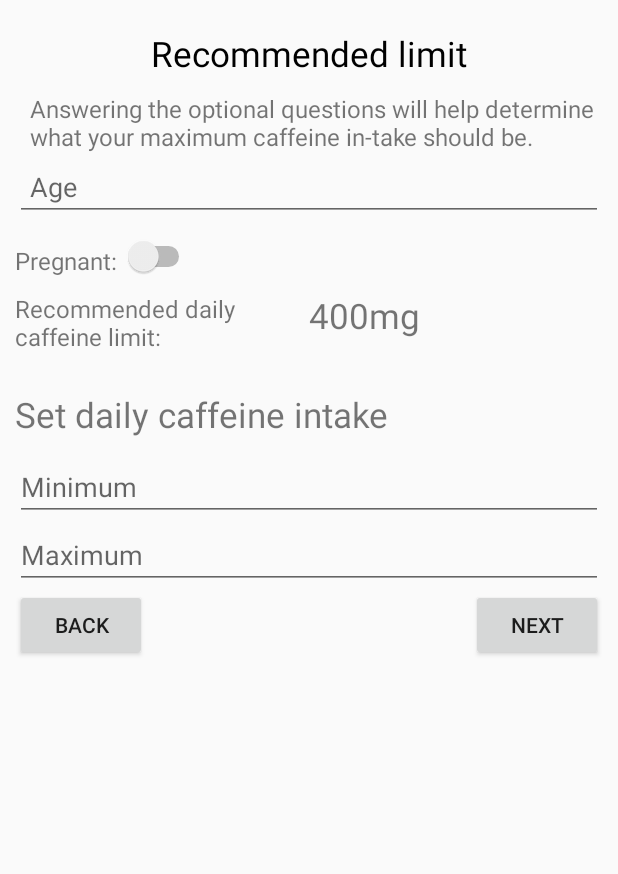
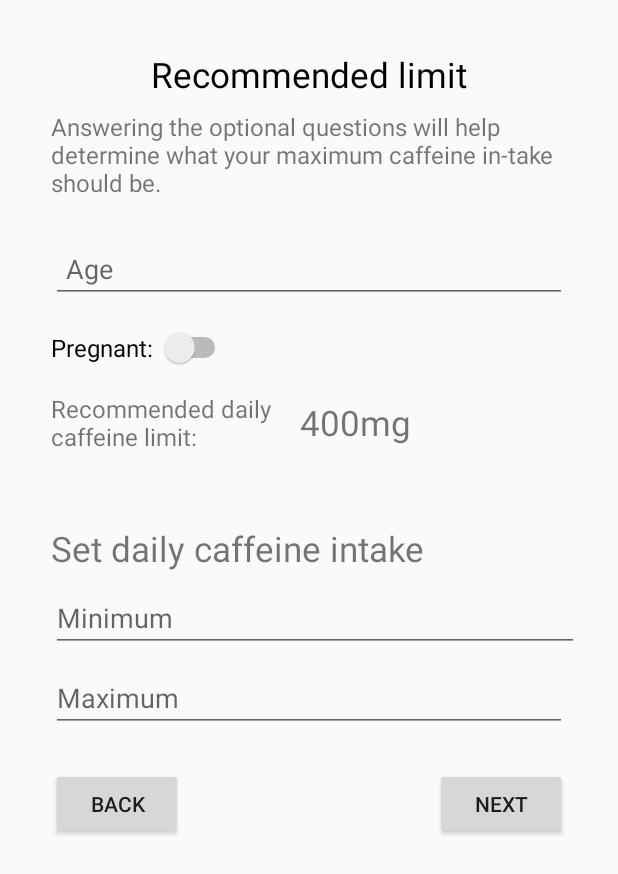
Before and after one commit to fireal3467/CoffeeTime, an Android app: the Onboard2 screen opened directly, with no data from a screen before it, on a phone screen of 412 x 824 dp. Shown: the top 874 px of the screen. Run offline under Robolectric (Android 15) with nearby library versions, the phone set to English and light mode, and no system bars; our stand-ins replace ButterKnife; libraries missing offline, so code that uses them is left out: com.rengwuxian.materialedittext; plain views replace MaterialEditText; 1 statement that could not run was skipped.

Commit message:
scrolling working now

```diff
--- a/app/src/main/res/layout/activity_on_board2.xml
+++ b/app/src/main/res/layout/activity_on_board2.xml
@@ -1,7 +1,14 @@
 <?xml version="1.0" encoding="utf-8"?>
 
-<LinearLayout xmlns:android="http://schemas.android.com/apk/res/android"
+<ScrollView xmlns:android="http://schemas.android.com/apk/res/android"
     xmlns:app="http://schemas.android.com/apk/res-auto"
+    xmlns:tools="http://schemas.android.com/tools"
+    android:layout_width="match_parent"
+    android:layout_height="wrap_content"
+    android:fillViewport="true"
+    android:orientation="vertical">
+
+    <LinearLayout
         android:layout_width="match_parent"
         android:layout_height="match_parent"
         android:descendantFocusability="beforeDescendants"
@@ -9,14 +16,7 @@
         android:orientation="vertical"
         android:padding="10dp">
 
-    <ScrollView xmlns:android="http://schemas.android.com/apk/res/android"
-        android:layout_width="match_parent"
-        android:layout_height="wrap_content"
-        android:orientation="vertical"
-        android:fillViewport="true"
-        >
-
-        <RelativeLayout
+        <android.support.constraint.ConstraintLayout
             android:id="@+id/rlLayout"
             android:layout_width="match_parent"
             android:layout_height="match_parent"
@@ -26,133 +26,182 @@
                 android:id="@+id/tvDailyLimits"
                 android:layout_width="wrap_content"
                 android:layout_height="wrap_content"
-            android:layout_marginTop="10dp"
+                android:layout_centerHorizontal="true"
+                android:layout_marginTop="24dp"
                 android:text="Recommended limit"
-            android:layout_centerHorizontal="true"
+                android:textColor="#000000"
                 android:textSize="23sp"
-            android:textColor="#000000"/>
+                app:layout_constraintEnd_toEndOf="parent"
+                app:layout_constraintHorizontal_bias="0.5"
+                app:layout_constraintStart_toStartOf="parent"
+                app:layout_constraintTop_toTopOf="parent" />
 
             <TextView
                 android:id="@+id/tvRecommendedLimitDescription"
+                android:layout_width="0dp"
+                android:layout_height="wrap_content"
                 android:layout_below="@+id/tvDailyLimits"
-                android:layout_width="wrap_content"
-                android:layout_height="wrap_content"
+                android:layout_marginEnd="24dp"
+                android:layout_marginLeft="24dp"
+                android:layout_marginRight="24dp"
+                android:layout_marginStart="24dp"
+                android:layout_marginTop="8dp"
+                android:text="Answering the optional questions will help determine what your maximum caffeine in-take should be."
                 android:textSize="16sp"
-                android:layout_marginTop="10dp"
-                android:layout_marginLeft="10dp"
-                android:text="Answering the optional questions will help determine what your maximum caffeine in-take should be."/>
+                app:layout_constraintEnd_toEndOf="parent"
+                app:layout_constraintStart_toStartOf="parent"
+                app:layout_constraintTop_toBottomOf="@+id/tvDailyLimits" />
 
 
             <com.rengwuxian.materialedittext.MaterialEditText
                 android:id="@+id/tilAge"
+                android:layout_width="0dp"
+                android:layout_height="wrap_content"
                 android:layout_below="@id/tvRecommendedLimitDescription"
-                android:layout_width="match_parent"
-                android:layout_height="wrap_content"
+                android:layout_marginEnd="24dp"
+                android:layout_marginLeft="24dp"
+                android:layout_marginRight="24dp"
+                android:layout_marginStart="24dp"
+                android:layout_marginTop="24dp"
+                android:hint="Age"
+                android:inputType="number"
                 android:paddingLeft="10dp"
+                app:layout_constraintEnd_toEndOf="parent"
+                app:layout_constraintStart_toStartOf="parent"
+                app:layout_constraintTop_toBottomOf="@+id/tvRecommendedLimitDescription"
                 app:met_floatingLabel="highlight"
                 app:met_floatingLabelText="Age"
-                android:hint="Age"
-                android:inputType="number"
-                app:met_helperText="Optional">
-            </com.rengwuxian.materialedittext.MaterialEditText>
-
-            <TextView
-                android:id="@+id/tvPregnant"
-                android:layout_below="@+id/tilAge"
-                android:layout_width="wrap_content"
-                android:layout_height="wrap_content"
-                android:textSize="16sp"
-                android:layout_marginTop="15dp"
-                android:text="Pregnant: "/>
+                app:met_helperText="Optional"></com.rengwuxian.materialedittext.MaterialEditText>
 
             <Switch
                 android:id="@+id/switchPregnant"
-                android:layout_toRightOf="@+id/tvPregnant"
-                android:layout_below="@id/tilAge"
                 android:layout_width="wrap_content"
                 android:layout_height="wrap_content"
-                android:layout_marginTop="10dp"/>
-
-            <LinearLayout
-                android:id="@+id/llRecommendedDailyLimit"
-                android:layout_below="@id/switchPregnant"
-                android:layout_width="match_parent"
-                android:layout_height="wrap_content"
-                android:paddingTop="10dp"
-                android:paddingBottom="15dp"
-                android:weightSum="2">
+                android:layout_marginLeft="24dp"
+                android:layout_marginStart="24dp"
+                android:layout_marginTop="16dp"
+                android:text="Pregnant: "
+                android:textSize="16sp"
+                app:layout_constraintStart_toStartOf="parent"
+                app:layout_constraintTop_toBottomOf="@+id/tilAge" />
 
             <TextView
                 android:id="@+id/tvRecommendedDailyLimitPrompt"
-                    android:layout_below="@id/switchPregnant"
                 android:layout_width="0dp"
                 android:layout_height="wrap_content"
+                android:layout_below="@id/switchPregnant"
+                android:layout_gravity="fill"
+                android:layout_marginEnd="8dp"
+                android:layout_marginLeft="24dp"
+                android:layout_marginRight="8dp"
+                android:layout_marginStart="24dp"
+                android:layout_marginTop="16dp"
+                android:layout_weight="1"
+                android:text="Recommended daily caffeine limit:"
                 android:textSize="16sp"
-                    android:layout_marginTop="10dp"
-                    android:layout_weight="1"
-                    android:layout_gravity="fill"
-                    android:text="Recommended daily caffeine limit:" />
+                app:layout_constraintEnd_toStartOf="@+id/guideline"
+                app:layout_constraintStart_toStartOf="parent"
+                app:layout_constraintTop_toBottomOf="@+id/switchPregnant" />
+
+            <android.support.constraint.Guideline
+                android:id="@+id/guideline"
+                android:layout_width="wrap_content"
+                android:layout_height="wrap_content"
+                android:orientation="vertical"
+                app:layout_constraintGuide_begin="182dp" />
 
             <TextView
                 android:id="@+id/tvRecommendedDailyLimitAnswer"
-                    android:textSize="23sp"
                 android:layout_width="0dp"
                 android:layout_height="wrap_content"
+                android:layout_marginBottom="8dp"
+                android:layout_marginLeft="8dp"
+                android:layout_marginStart="8dp"
+                android:layout_marginTop="8dp"
+                android:layout_weight="1"
                 android:text="400mg"
-                    android:layout_weight="1"/>
-            </LinearLayout>
+                android:textSize="23sp"
+                app:layout_constraintBottom_toBottomOf="@+id/tvRecommendedDailyLimitPrompt"
+                app:layout_constraintStart_toStartOf="@+id/guideline"
+                app:layout_constraintTop_toTopOf="@+id/tvRecommendedDailyLimitPrompt" />
 
             <TextView
                 android:id="@+id/tvSetDailyCaffeineIntakeTitle"
-            android:layout_below="@+id/llRecommendedDailyLimit"
                 android:layout_width="wrap_content"
                 android:layout_height="wrap_content"
+                android:layout_marginLeft="24dp"
+                android:layout_marginStart="24dp"
+                android:layout_marginTop="48dp"
+                android:text="Set daily caffeine intake"
                 android:textSize="23sp"
-            android:text="Set daily caffeine intake"
-           />
+                app:layout_constraintStart_toStartOf="parent"
+                app:layout_constraintTop_toBottomOf="@+id/tvRecommendedDailyLimitPrompt" />
 
             <com.rengwuxian.materialedittext.MaterialEditText
                 android:id="@+id/tilMinimum"
-                android:layout_below="@id/tvSetDailyCaffeineIntakeTitle"
                 android:layout_width="match_parent"
                 android:layout_height="wrap_content"
+                android:layout_below="@id/tvSetDailyCaffeineIntakeTitle"
+                android:layout_marginEnd="16dp"
+                android:layout_marginLeft="24dp"
+                android:layout_marginRight="16dp"
+                android:layout_marginStart="24dp"
+                android:layout_marginTop="8dp"
+                android:hint="Minimum"
+                android:inputType="numberDecimal"
+                app:layout_constraintEnd_toEndOf="parent"
+                app:layout_constraintStart_toStartOf="parent"
+                app:layout_constraintTop_toBottomOf="@+id/tvSetDailyCaffeineIntakeTitle"
                 app:met_floatingLabel="highlight"
-                app:met_floatingLabelText="Minimum"
-                android:inputType="numberDecimal"
-                android:layout_marginTop="10dp"
-                android:hint="Minimum">
-            </com.rengwuxian.materialedittext.MaterialEditText>
+                app:met_floatingLabelText="Minimum"></com.rengwuxian.materialedittext.MaterialEditText>
 
             <com.rengwuxian.materialedittext.MaterialEditText
                 android:id="@+id/tilMaximum"
-                android:layout_below="@id/tilMinimum"
                 android:layout_width="match_parent"
                 android:layout_height="wrap_content"
+                android:layout_below="@id/tilMinimum"
+                android:layout_marginEnd="24dp"
+                android:layout_marginLeft="24dp"
+                android:layout_marginRight="24dp"
+                android:layout_marginStart="24dp"
+                android:layout_marginTop="8dp"
+                android:hint="Maximum"
+                android:inputType="numberDecimal"
+                app:layout_constraintEnd_toEndOf="parent"
+                app:layout_constraintStart_toStartOf="parent"
+                app:layout_constraintTop_toBottomOf="@+id/tilMinimum"
                 app:met_floatingLabel="highlight"
-                android:inputType="numberDecimal"
-                app:met_floatingLabelText="Maximum"
-                android:hint="Maximum">
-            </com.rengwuxian.materialedittext.MaterialEditText>
+                app:met_floatingLabelText="Maximum"></com.rengwuxian.materialedittext.MaterialEditText>
 
             <Button
                 android:id="@+id/btnOnboard2Back"
-                android:layout_below="@id/tilMaximum"
                 android:layout_width="wrap_content"
                 android:layout_height="wrap_content"
                 android:layout_alignParentBottom="true"
+                android:layout_alignParentLeft="true"
                 android:layout_alignParentStart="true"
-                android:layout_alignParentLeft="true"
-                android:text="BACK" />
+                android:layout_below="@id/tilMaximum"
+                android:layout_marginLeft="24dp"
+                android:layout_marginStart="24dp"
+                android:layout_marginTop="24dp"
+                android:text="BACK"
+                app:layout_constraintStart_toStartOf="parent"
+                app:layout_constraintTop_toBottomOf="@+id/tilMaximum" />
 
             <Button
                 android:id="@+id/btnOnboard2Next"
-                android:layout_below="@id/tilMinimum"
-                android:layout_alignParentBottom="true"
-                android:layout_alignParentRight="true"
-                android:layout_alignParentEnd="true"
                 android:layout_width="wrap_content"
                 android:layout_height="wrap_content"
-                android:text="NEXT"/>
-        </RelativeLayout>
+                android:layout_alignParentBottom="true"
+                android:layout_alignParentEnd="true"
+                android:layout_alignParentRight="true"
+                android:layout_below="@id/tilMinimum"
+                android:layout_marginEnd="24dp"
+                android:layout_marginRight="24dp"
+                android:layout_marginTop="24dp"
+                android:text="NEXT"
+                app:layout_constraintEnd_toEndOf="parent"
+                app:layout_constraintTop_toBottomOf="@+id/tilMaximum" />
+        </android.support.constraint.ConstraintLayout>
+    </LinearLayout>
 </ScrollView>
-</LinearLayout>
```
Also changed, not shown: app/src/main/res/layout/activity_on_board3.xml (+56 -31 lines). Lines whose indentation alone changed are shown as unchanged.
